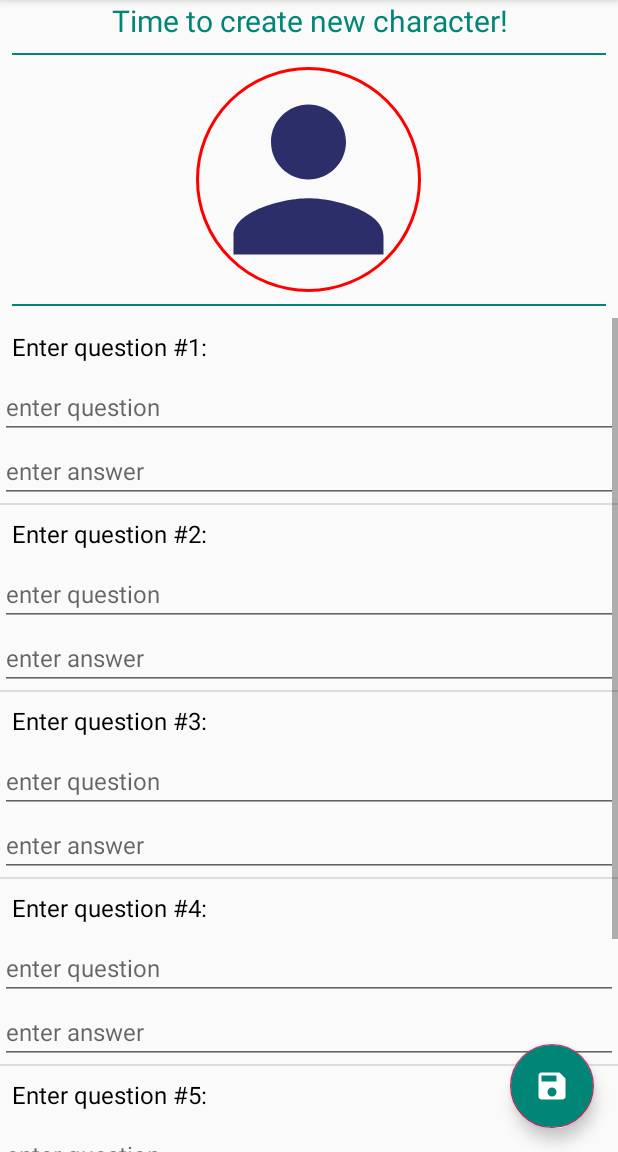
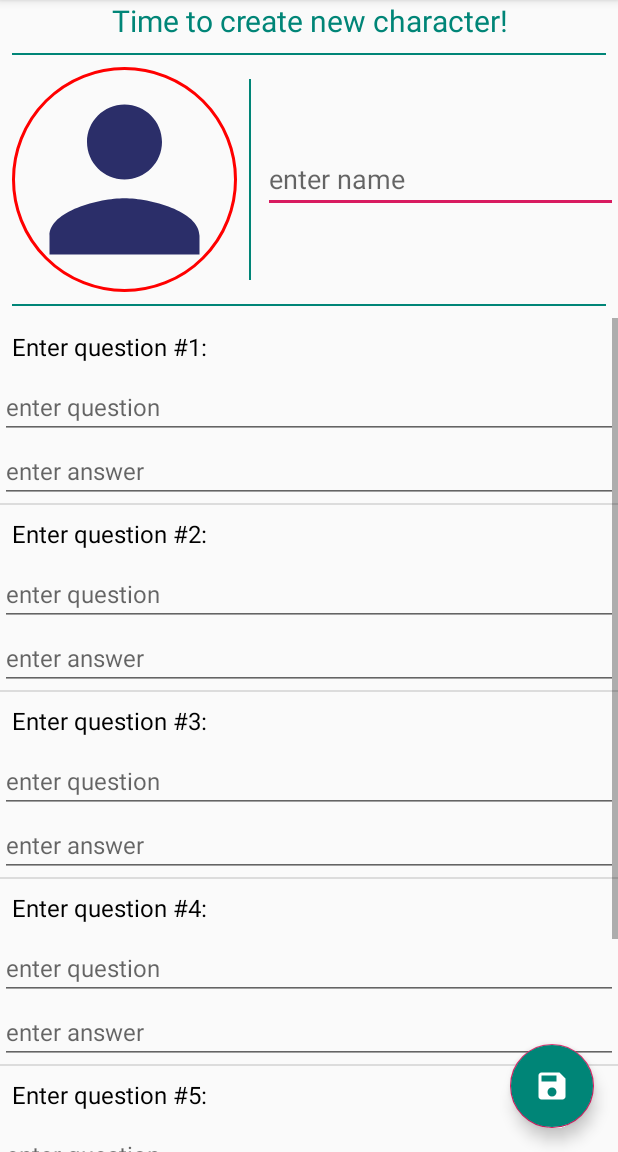
Before and after one commit to eifbcnei/quiz, an Android app: the screen it shows after launch (CreateQuizCharacterActivity), in the options menu, after a tap on "Create character", on a phone screen of 412 x 824 dp, the part 84-1236 px from its top. Run offline under Robolectric (Android 15) with nearby library versions, the phone set to English and light mode, and no system bars; our stand-ins replace CircleImageView.

Commit message:
added name field and fixed bug with keyboard constant size changing

```diff
--- a/app/src/main/AndroidManifest.xml
+++ b/app/src/main/AndroidManifest.xml
@@ -11,7 +11,9 @@
         android:roundIcon="@mipmap/ic_launcher_round"
         android:supportsRtl="true"
         android:theme="@style/AppTheme">
-        <activity android:name=".ui.activities.CreateQuizCharacterActivity"></activity>
+        <activity
+            android:name=".ui.activities.CreateQuizCharacterActivity"
+            android:windowSoftInputMode="stateUnchanged|adjustPan"></activity>
         <activity android:name=".ui.activities.QuizActivity">
             <intent-filter>
                 <action android:name="android.intent.action.MAIN" />
--- a/app/src/main/java/ru/mycompany/impossiblequiz/models/QuizCharacter.java
+++ b/app/src/main/java/ru/mycompany/impossiblequiz/models/QuizCharacter.java
@@ -1,20 +1,26 @@
 package ru.mycompany.impossiblequiz.models;
 
-import android.net.Uri;
+import android.graphics.drawable.Drawable;
 
 import java.util.List;
 
 public class QuizCharacter {
+    private String name;
     private Status status;
     private List<Question> questions;
     private int curQuestionIndex;
-    private Uri avatar;
+    private Drawable avatar;
 
-    public QuizCharacter(Status status, List<Question> questions, int curQuestionIndex, Uri avatar) {
+    public QuizCharacter(String name, Status status, List<Question> questions, int curQuestionIndex, Drawable avatar) {
         this.status = status;
+        this.name = name;
         this.questions = questions;
         this.curQuestionIndex = 0;
         this.avatar = avatar;
+    }
+
+    public Drawable getAvatar() {
+        return avatar;
     }
 
     public List<Question> getQuestions() {
--- a/app/src/main/java/ru/mycompany/impossiblequiz/models/QuizCharacterBuilder.java
+++ b/app/src/main/java/ru/mycompany/impossiblequiz/models/QuizCharacterBuilder.java
@@ -1,13 +1,20 @@
 package ru.mycompany.impossiblequiz.models;
 
-import android.net.Uri;
+import android.graphics.drawable.Drawable;
 
 import java.util.List;
 
 public class QuizCharacterBuilder {
+    private String name;
     private List<Question> questions;
     private QuizCharacter.Status status = QuizCharacter.Status.NORMAL;
-    private Uri avatar = null;
+    private Drawable avatar = null;
+
+
+    public QuizCharacterBuilder setName(String name) {
+        this.name = name;
+        return this;
+    }
 
     public QuizCharacterBuilder setQuestions(List<Question> questions) {
         this.questions = questions;
@@ -25,12 +32,12 @@ public class QuizCharacterBuilder {
     }
 
 
-    public QuizCharacterBuilder setAvatar(Uri avatar) {
+    public QuizCharacterBuilder setAvatar(Drawable avatar) {
         this.avatar = avatar;
         return this;
     }
 
     public QuizCharacter createQuizCharacter() {
-        return new QuizCharacter(status, questions, 0, avatar);
+        return new QuizCharacter(name, status, questions, 0, avatar);
     }
 }
--- a/app/src/main/java/ru/mycompany/impossiblequiz/ui/activities/QuizActivity.java
+++ b/app/src/main/java/ru/mycompany/impossiblequiz/ui/activities/QuizActivity.java
@@ -18,7 +18,6 @@ import androidx.lifecycle.ViewModelProviders;
 
 import ru.mycompany.impossiblequiz.R;
 import ru.mycompany.impossiblequiz.models.QuizCharacter;
-import ru.mycompany.impossiblequiz.ui.activities.CreateQuizCharacterActivity;
 import ru.mycompany.impossiblequiz.viewmodels.QuizViewModel;
 
 public class QuizActivity extends AppCompatActivity {
@@ -51,6 +50,7 @@ public class QuizActivity extends AppCompatActivity {
     private void updateQuiz(QuizCharacter quizCharacter) {
         questionView.setText(quizCharacter.getCurrentQuestion());
         QuizCharacter.Status curStatus = quizCharacter.getStatus();
+        characterView.setImageDrawable(characterModel.getQuizCharacterLiveData().getValue().getAvatar());
         characterView.setColorFilter(Color.rgb(curStatus.red, curStatus.green, curStatus.blue), PorterDuff.Mode.MULTIPLY);
     }
 
--- a/app/src/main/java/ru/mycompany/impossiblequiz/viewmodels/QuizViewModel.java
+++ b/app/src/main/java/ru/mycompany/impossiblequiz/viewmodels/QuizViewModel.java
@@ -37,9 +37,12 @@ public class QuizViewModel extends ViewModel {
         avatarLiveData.setValue(circleImageView);
     }
 
+
     public LiveData<QuizCharacter> getQuizCharacterLiveData() {
         return quizCharacterLiveData;
     }
+
+
 
     public void onNewQuizCharacterSelected(QuizCharacter quizCharacter) {
         quizCharacterLiveData.setValue(quizCharacter);
--- a/app/src/main/res/layout/activity_create_quiz_character.xml
+++ b/app/src/main/res/layout/activity_create_quiz_character.xml
@@ -29,14 +29,39 @@
             android:layout_marginBottom="@dimen/spacing_small_8"
             android:background="@color/colorPrimary" />
 
+        <LinearLayout
+            android:layout_width="match_parent"
+            android:layout_height="wrap_content"
+            android:orientation="horizontal">
+
             <ru.mycompany.impossiblequiz.ui.custom.CircleImageView
                 android:id="@+id/civ_avatar_picker"
                 android:layout_width="@dimen/civ_large_150"
                 android:layout_height="@dimen/civ_large_150"
-            android:layout_gravity="center_horizontal"
+                android:layout_gravity="center_vertical"
+                android:layout_marginStart="@dimen/spacing_small_8"
                 android:src="@drawable/ic_default_avatar_150dp"
                 app:highlightEnable="true"
                 app:strokeWidth="2dp" />
+
+            <View
+                android:layout_width="@dimen/divider_depth"
+                android:layout_height="match_parent"
+                android:layout_margin="@dimen/spacing_small_8"
+                android:background="@color/colorPrimary" />
+
+            <EditText
+                android:id="@+id/et_name"
+                android:layout_width="0dp"
+                android:layout_height="wrap_content"
+                android:layout_gravity="center_vertical"
+                android:layout_weight="1"
+                android:hint="@string/enter_name_hint"
+                android:imeOptions="actionDone"
+                android:maxLength="20"
+                android:maxLines="1"
+                />
+        </LinearLayout>
 
         <View
             android:layout_width="match_parent"
@@ -68,8 +93,8 @@
                 android:layout_margin="@dimen/spacing_normal_16dp"
                 android:backgroundTint="@color/colorPrimary"
                 android:clickable="true"
-                android:src="@drawable/ic_save_24dp"
-                android:focusable="true" />
+                android:focusable="true"
+                android:src="@drawable/ic_save_24dp" />
         </FrameLayout>
     </LinearLayout>
 </FrameLayout>
--- a/app/src/main/res/layout/question_item.xml
+++ b/app/src/main/res/layout/question_item.xml
@@ -17,7 +17,9 @@
         android:layout_width="match_parent"
         android:layout_height="wrap_content"
         android:hint="@string/enter_question_hint"
+        android:inputType="text"
         android:maxLength="40"
+        android:maxLines="2"
         android:textSize="@dimen/textSize_normal_16" />
 
 
@@ -26,7 +28,9 @@
         android:layout_width="match_parent"
         android:layout_height="wrap_content"
         android:hint="@string/enter_answer_hint"
+        android:inputType="text"
         android:maxLength="40"
+        android:maxLines="2"
         android:textSize="@dimen/textSize_normal_16" />
 
 </LinearLayout>
--- a/app/src/main/res/values/strings.xml
+++ b/app/src/main/res/values/strings.xml
@@ -6,4 +6,6 @@
     <string name="pick_picture">pick picture</string>
     <string name="save_character">save character</string>
     <string name="enter_question_hint">enter question</string>
+    <string name="wrong_input_warning">Some fields are empty!</string>
+    <string name="enter_name_hint">enter name</string>
 </resources>
```
Also changed, not shown: app/src/main/java/ru/mycompany/impossiblequiz/ui/activities/CreateQuizCharacterActivity.java (+26 -7 lines), app/src/main/java/ru/mycompany/impossiblequiz/ui/adapters/QuestionAdapter.java (+5 -12 lines). Lines whose indentation alone changed are shown as unchanged.
